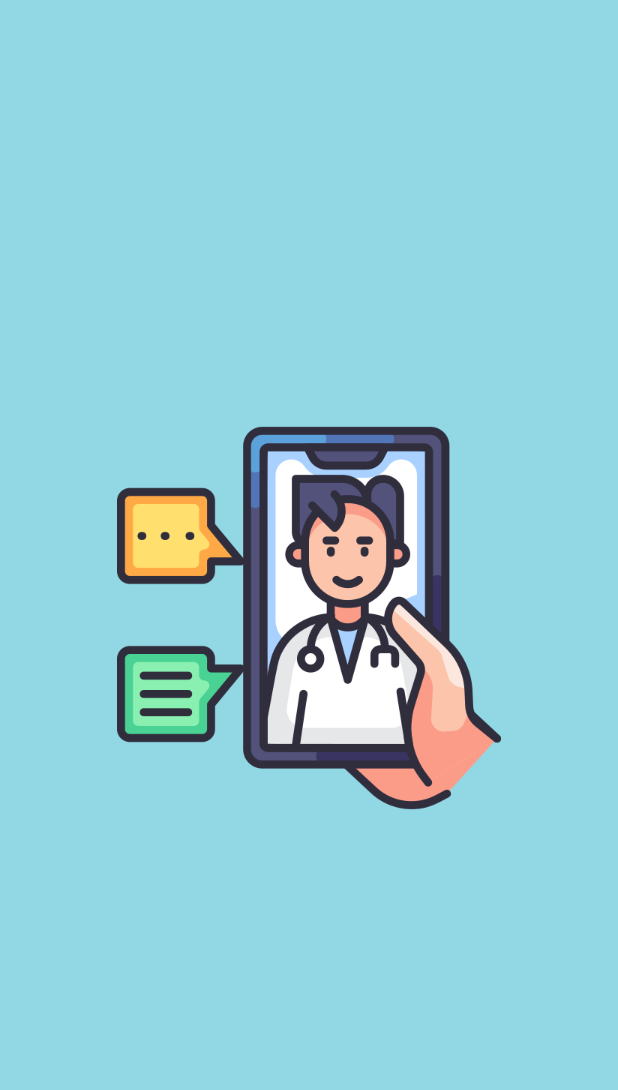
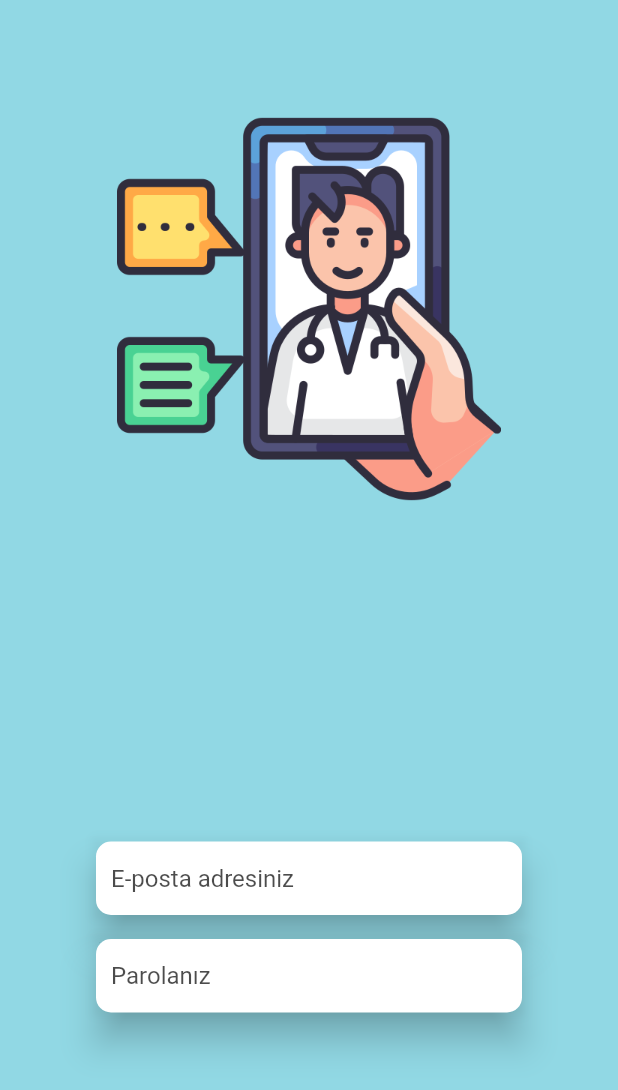
Before and after one commit to hellodoc-omu/mobile, a Flutter app: the screen it shows after launch, on a phone screen of 412 x 824 dp. Shown: the top 1090 px of the screen. Run offline on Flutter 3.47's test engine with Material 2 defaults, Android fonts, the light colour scheme and no system bars.

Commit message:
feat: textbox widgeti olusturuldu ve login_screen olusturuluyor

```diff
--- a/lib/main.dart
+++ b/lib/main.dart
@@ -1,5 +1,5 @@
 import 'package:flutter/material.dart';
-import 'package:hellodoc/screens/splash_screen.dart';
+import 'package:hellodoc/screens/login_screen.dart';
 import 'package:hellodoc/helpers/variable_breakpoints.dart';
 
 void main() {
@@ -16,7 +16,7 @@ class MyApp extends StatelessWidget {
       theme: ThemeData(
         primaryColor: colors["primary"],
       ),
-      home: const SplashScreen(),
+      home: const LoginScreen(),
       debugShowCheckedModeBanner: false,
     );
   }
--- /dev/null
+++ b/lib/screens/login_screen.dart
@@ -0,0 +1,70 @@
+import 'package:flutter/material.dart';
+import 'package:hellodoc/helpers/variable_breakpoints.dart';
+import 'package:hellodoc/widgets/logo.dart';
+import 'package:hellodoc/widgets/textbox.dart';
+
+class LoginScreen extends StatefulWidget {
+  const LoginScreen({super.key});
+
+  @override
+  State<LoginScreen> createState() => _LoginScreen();
+}
+
+class _LoginScreen extends State<LoginScreen> {
+  final emailController = TextEditingController();
+  final passwordController = TextEditingController();
+
+  GlobalKey<FormState>? formKey = GlobalKey<FormState>();
+
+  @override
+  Widget build(BuildContext context) {
+    Size size = MediaQuery.of(context).size;
+
+    var form = Form(
+      key: formKey,
+      child: Column(
+        mainAxisAlignment: MainAxisAlignment.center,
+        crossAxisAlignment: CrossAxisAlignment.center,
+        children: [
+          Textbox(
+            hintText: "E-posta adresiniz",
+            controller: emailController,
+            validator: (v) => null,
+          ),
+          const SizedBox(height: 16),
+          Textbox(
+            hintText: "Parolanız",
+            obscureText: true,
+            controller: passwordController,
+            validator: (v) => null,
+          ),
+        ],
+      ),
+    );
+
+    return Scaffold(
+      backgroundColor: colors["secondary"],
+      body: Center(
+        child: Column(
+          mainAxisAlignment: MainAxisAlignment.center,
+          crossAxisAlignment: CrossAxisAlignment.center,
+          children: [
+            SizedBox(
+              height: size.height / 2,
+              child: Center(child: Logo.square(width: 256)),
+            ),
+            SizedBox(
+              height: size.height / 2,
+              child: Center(
+                child: Padding(
+                  padding: const EdgeInsets.symmetric(horizontal: 64),
+                  child: form,
+                ),
+              ),
+            )
+          ],
+        ),
+      ),
+    );
+  }
+}
--- /dev/null
+++ b/lib/widgets/textbox.dart
@@ -0,0 +1,74 @@
+import 'package:flutter/material.dart';
+
+class Textbox extends StatefulWidget {
+  const Textbox(
+      {super.key,
+      required this.controller,
+      required this.validator,
+      required this.hintText,
+      this.hintSize = 16,
+      this.hintColor = const Color.fromRGBO(0, 0, 0, 0.7),
+      this.fill = true,
+      this.fillColor = Colors.white,
+      this.borderColor = Colors.transparent,
+      this.borderRadius = 10,
+      this.shadowWidth = 10,
+      this.contentPadding =
+          const EdgeInsets.symmetric(horizontal: 10, vertical: 15),
+      this.obscureText = false});
+
+  final TextEditingController controller;
+  final String? Function(String?)? validator;
+
+  final String hintText;
+  final double hintSize;
+  final Color hintColor;
+
+  final bool fill;
+  final Color fillColor;
+
+  final Color borderColor;
+  final double borderRadius;
+  final double shadowWidth;
+  final EdgeInsets contentPadding;
+
+  final bool obscureText;
+
+  @override
+  State<Textbox> createState() => _Textbox();
+}
+
+class _Textbox extends State<Textbox> {
+  @override
+  Widget build(BuildContext context) {
+    var inputBorder = OutlineInputBorder(
+      borderSide: BorderSide.none,
+      borderRadius: BorderRadius.circular(widget.borderRadius),
+    );
+
+    var hintStyle = TextStyle(
+      color: widget.hintColor,
+      fontSize: widget.hintSize,
+    );
+
+    var inputDecoration = InputDecoration(
+      border: inputBorder,
+      filled: widget.fill,
+      fillColor: widget.fillColor,
+      hintStyle: hintStyle,
+      hintText: widget.hintText,
+      contentPadding: widget.contentPadding,
+    );
+
+    return Material(
+      color: Colors.transparent,
+      elevation: widget.shadowWidth,
+      child: TextFormField(
+        controller: widget.controller,
+        validator: widget.validator,
+        obscureText: widget.obscureText,
+        decoration: inputDecoration,
+      ),
+    );
+  }
+}
```
